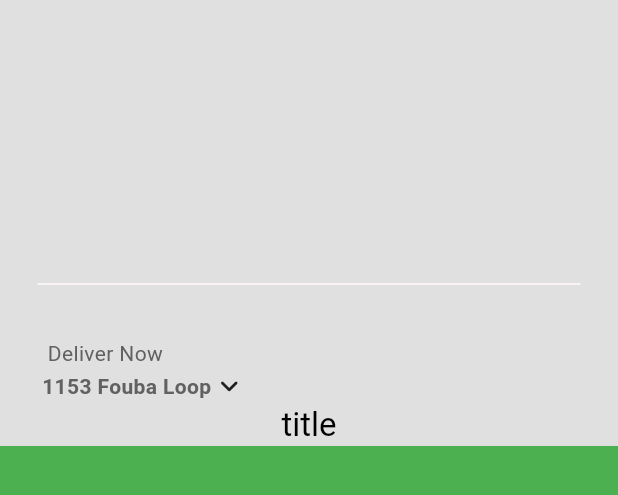
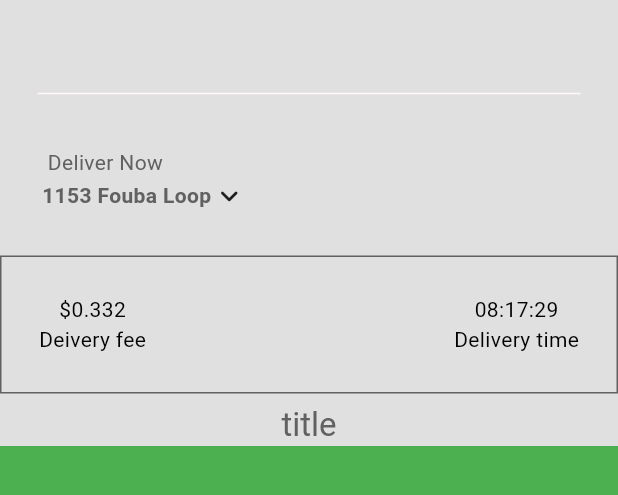
Before and after one commit to ManU4kym/sizzle-and-sauce, a Flutter app: the HomePage screen opened directly, on a phone screen of 412 x 824 dp, the part 64-559 px from its top. Run offline on Flutter 3.47's test engine with Material 3 defaults, Android fonts, the phone set to English and light mode, and no system bars; our stand-ins replace boxicons, google_fonts; Roboto replaces fonts that are missing (Afacad).

Commit message:
included a description box with:  -> Delivery fee  -> Delivery time

```diff
--- /dev/null
+++ b/lib/components/description_box.dart
@@ -0,0 +1,32 @@
+import 'package:flutter/material.dart';
+
+class DescriptionBox extends StatelessWidget {
+  const DescriptionBox({super.key});
+
+  @override
+  Widget build(BuildContext context) {
+    return Container(
+      decoration: BoxDecoration(
+        border: Border.all(color: Theme.of(context).colorScheme.inversePrimary),
+      ),
+      padding: const EdgeInsets.all(25),
+      child: const Row(
+        mainAxisAlignment: MainAxisAlignment.spaceBetween,
+        children: [
+          Column(
+            children: [
+              Text("\$0.332"),
+              Text('Deivery fee'),
+            ],
+          ),
+          Column(
+            children: [
+              Text("08:17:29"),
+              Text('Delivery time'),
+            ],
+          ),
+        ],
+      ),
+    );
+  }
+}
--- a/lib/pages/home_page.dart
+++ b/lib/pages/home_page.dart
@@ -1,5 +1,6 @@
 import 'package:flutter/material.dart';
 import 'package:pizaa/components/current_location.dart';
+import 'package:pizaa/components/description_box.dart';
 import 'package:pizaa/components/my_drawer.dart';
 import 'package:pizaa/components/silver_app.dart';
 
@@ -13,7 +14,11 @@ class HomePage extends StatelessWidget {
       body: NestedScrollView(
         headerSliverBuilder: (context, innerBoxIsScrolled) => [
           SilverApp(
-            title: const Text('title'),
+            title: Text(
+              'title',
+              style: TextStyle(
+                  color: Theme.of(context).colorScheme.inversePrimary),
+            ),
             child: Column(
               mainAxisAlignment: MainAxisAlignment.end,
               children: [
@@ -22,7 +27,11 @@ class HomePage extends StatelessWidget {
                   endIndent: 25,
                   color: Theme.of(context).colorScheme.secondary,
                 ),
-                LocationCurrent()
+                const LocationCurrent(),
+                const DescriptionBox(),
+                const SizedBox(
+                  height: 35,
+                )
               ],
             ),
           ),
```
